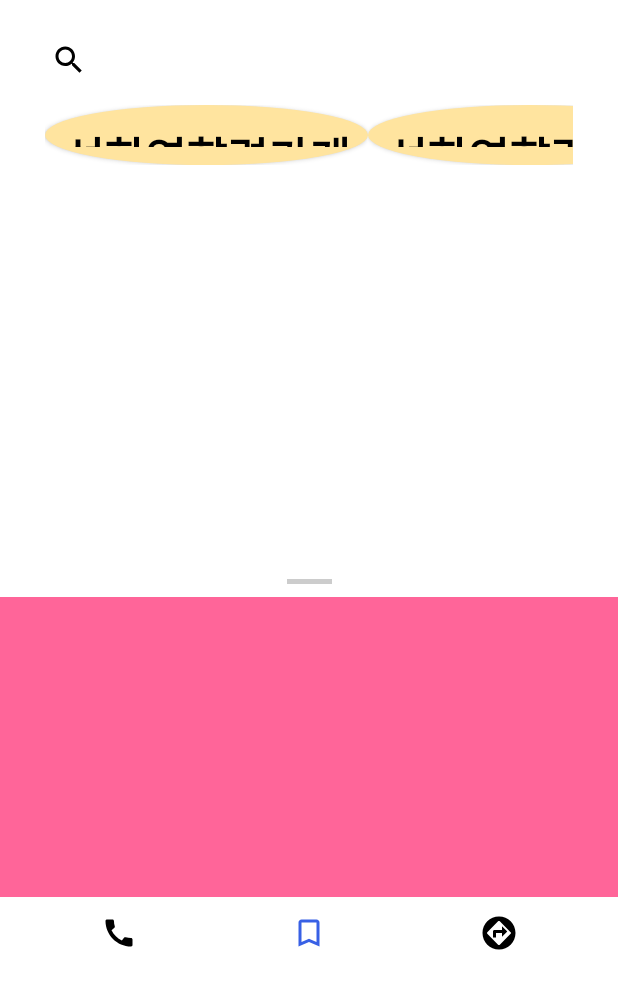
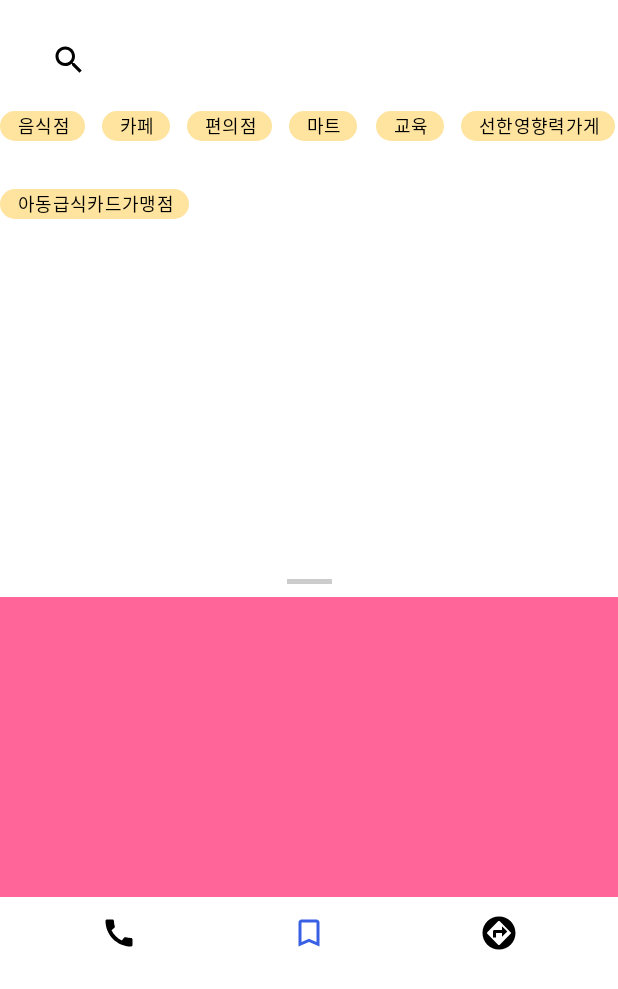
Before and after one commit to 2023-Ajou-Capstone-Design/dreame-android, an Android app: the layout activity_map.xml on its own in the app's theme, with its tools: preview values and no code run, on a phone screen of 412 x 824 dp. Shown: the top 989 px of the screen. Run offline under Robolectric (Android 15) with nearby library versions, the phone set to English and light mode, and no system bars; plain views replace MapView; network calls fail.

Commit message:
material chips on mapActivity

```diff
--- a/app/src/main/java/com/example/dreamixmlversion/data/repository/CategoryRepository.kt
+++ b/app/src/main/java/com/example/dreamixmlversion/data/repository/CategoryRepository.kt
@@ -1,6 +1,5 @@
 package com.example.dreamixmlversion.data.repository
 
-import com.example.dreamixmlversion.ui.map.CategoryItem
 
 //interface CategoryRepository {
 //
--- a/app/src/main/java/com/example/dreamixmlversion/data/repository/CategoryRepositoryImpl.kt
+++ b/app/src/main/java/com/example/dreamixmlversion/data/repository/CategoryRepositoryImpl.kt
@@ -1,6 +1,5 @@
 package com.example.dreamixmlversion.data.repository
 
-import com.example.dreamixmlversion.ui.map.CategoryItem
 import javax.inject.Inject
 
 //class CategoryRepositoryImpl @Inject constructor(
--- a/app/src/main/java/com/example/dreamixmlversion/ui/map/StoreAdapter.kt
+++ b/app/src/main/java/com/example/dreamixmlversion/ui/map/StoreAdapter.kt
@@ -5,7 +5,6 @@ import android.view.ViewGroup
 import androidx.recyclerview.widget.DiffUtil
 import androidx.recyclerview.widget.ListAdapter
 import androidx.recyclerview.widget.RecyclerView
-import com.example.dreamixmlversion.data.api.response.entity.StoreDataEntityItem
 import com.example.dreamixmlversion.data.api.response.entity.StoreDataForMarking
 import com.example.dreamixmlversion.databinding.ItemStoreBinding
 import dagger.hilt.android.scopes.ActivityScoped
--- a/app/src/main/java/com/example/dreamixmlversion/ui/map/uistate/DetailUiState.kt
+++ b/app/src/main/java/com/example/dreamixmlversion/ui/map/uistate/DetailUiState.kt
@@ -1,6 +1,5 @@
 package com.example.dreamixmlversion.ui.map.uistate
 
-import com.example.dreamixmlversion.ui.map.CategoryItem
 
 sealed class DetailUiState {
     object Uninitialized: DetailUiState()
--- a/app/src/main/res/drawable/shape_category.xml
+++ b/app/src/main/res/drawable/shape_category.xml
@@ -1,6 +1,6 @@
 <?xml version="1.0" encoding="utf-8"?>
 <shape xmlns:android="http://schemas.android.com/apk/res/android"
-    android:shape="oval">
+    android:shape="rectangle">
 
     <solid android:color="@color/category_background_color" />
 
@@ -8,4 +8,6 @@
         android:width="50dp"
         android:height="40dp" />
 
+    <corners android:radius="40dp"/>
+
 </shape>
--- a/app/src/main/res/layout/activity_map.xml
+++ b/app/src/main/res/layout/activity_map.xml
@@ -27,15 +27,125 @@
         android:paddingHorizontal="4dp"
         android:textColor="@color/black" />
 
-    <androidx.recyclerview.widget.RecyclerView
-        android:id="@+id/categoryRecyclerView"
-        android:layout_width="match_parent"
-        android:layout_height="40dp"
-        android:layout_marginHorizontal="30dp"
-        android:layout_marginTop="70dp"
+    <LinearLayout
+        android:layout_width="wrap_content"
+        android:layout_gravity="top"
         android:orientation="horizontal"
-        app:layoutManager="androidx.recyclerview.widget.LinearLayoutManager"
-        tools:listitem="@layout/item_category" />
+        android:layout_marginTop="60dp"
+        android:layout_height="wrap_content">
+
+        <com.google.android.material.chip.ChipGroup
+            android:id="@+id/chipGroup"
+            android:layout_width="wrap_content"
+            android:layout_height="wrap_content"
+            app:chipSpacingHorizontal="10dp"
+            app:chipSpacingVertical="4dp"
+            app:singleSelection="true">
+
+            <com.google.android.material.chip.Chip
+                android:id="@+id/foodChipButton"
+                style="@style/Widget.MaterialComponents.Chip.Choice"
+                android:layout_width="wrap_content"
+                android:layout_height="wrap_content"
+                android:text="음식점"
+                android:textColor="@color/black"
+                android:textSize="12sp"
+                app:chipBackgroundColor="@color/category_background_color"
+                app:chipEndPadding="4dp"
+                app:chipMinHeight="20dp"
+                app:chipStartPadding="4dp" />
+
+            <com.google.android.material.chip.Chip
+                android:id="@+id/cafeChipButton"
+                style="@style/Widget.MaterialComponents.Chip.Choice"
+                android:layout_width="wrap_content"
+                android:layout_height="wrap_content"
+                android:text="카페"
+                android:textColor="@color/black"
+                android:textSize="12sp"
+                app:chipBackgroundColor="@color/category_background_color"
+                app:chipEndPadding="4dp"
+                app:chipMinHeight="20dp"
+                app:chipStartPadding="4dp" />
+
+
+            <com.google.android.material.chip.Chip
+                android:id="@+id/convenienceStoreChipButton"
+                style="@style/Widget.MaterialComponents.Chip.Choice"
+                android:layout_width="wrap_content"
+                android:layout_height="wrap_content"
+                android:text="편의점"
+                android:textColor="@color/black"
+                android:textSize="12sp"
+                app:chipBackgroundColor="@color/category_background_color"
+                app:chipEndPadding="4dp"
+                app:chipMinHeight="20dp"
+                app:chipStartPadding="4dp" />
+
+            <com.google.android.material.chip.Chip
+                android:id="@+id/martChipButton"
+                style="@style/Widget.MaterialComponents.Chip.Choice"
+                android:layout_width="wrap_content"
+                android:layout_height="wrap_content"
+                android:text="마트"
+                android:textColor="@color/black"
+                android:textSize="12sp"
+                app:chipBackgroundColor="@color/category_background_color"
+                app:chipEndPadding="4dp"
+                app:chipMinHeight="20dp"
+                app:chipStartPadding="4dp" />
+
+            <com.google.android.material.chip.Chip
+                android:id="@+id/educationChipButton"
+                style="@style/Widget.MaterialComponents.Chip.Choice"
+                android:layout_width="wrap_content"
+                android:layout_height="wrap_content"
+                android:text="교육"
+                android:textColor="@color/black"
+                android:textSize="12sp"
+                app:chipBackgroundColor="@color/category_background_color"
+                app:chipEndPadding="4dp"
+                app:chipMinHeight="20dp"
+                app:chipStartPadding="4dp" />
+
+            <com.google.android.material.chip.Chip
+                android:id="@+id/goodInfluenceStoreChipButton"
+                style="@style/Widget.MaterialComponents.Chip.Choice"
+                android:layout_width="wrap_content"
+                android:layout_height="wrap_content"
+                android:text="선한영향력가게"
+                android:textColor="@color/black"
+                android:textSize="12sp"
+                app:chipBackgroundColor="@color/category_background_color"
+                app:chipEndPadding="4dp"
+                app:chipMinHeight="20dp"
+                app:chipStartPadding="4dp" />
+
+            <com.google.android.material.chip.Chip
+                android:id="@+id/franchiseeChipButton"
+                style="@style/Widget.MaterialComponents.Chip.Choice"
+                android:layout_width="wrap_content"
+                android:layout_height="wrap_content"
+                android:text="아동급식카드가맹점"
+                android:textColor="@color/black"
+                android:textSize="12sp"
+                app:chipBackgroundColor="@color/category_background_color"
+                app:chipEndPadding="4dp"
+                app:chipMinHeight="20dp"
+                app:chipStartPadding="4dp" />
+
+        </com.google.android.material.chip.ChipGroup>
+
+    </LinearLayout>
+
+<!--    <androidx.recyclerview.widget.RecyclerView-->
+<!--        android:id="@+id/categoryRecyclerView"-->
+<!--        android:orientation="horizontal"-->
+<!--        android:layout_marginTop="60dp"-->
+<!--        app:layoutManager="androidx.recyclerview.widget.LinearLayoutManager"-->
+<!--        tools:listitem="@layout/item_category"-->
+<!--        android:layout_width="0dp"-->
+<!--        android:layout_height="wrap_content"/>-->
 
     <ImageButton
         android:id="@+id/favoritesImageButton"
--- a/app/src/main/res/layout/item_category.xml
+++ b/app/src/main/res/layout/item_category.xml
@@ -14,7 +14,6 @@
         android:textColor="@color/black"
         android:textColorHighlight="@color/black"
         android:textSize="30sp"
-        android:textStyle="bold"
         app:layout_constraintBottom_toBottomOf="parent"
         app:layout_constraintEnd_toEndOf="parent"
         app:layout_constraintStart_toStartOf="parent"
```
Also changed, not shown: app/src/main/java/com/example/dreamixmlversion/data/api/DreameApi.kt (+13 -5 lines), app/src/main/java/com/example/dreamixmlversion/data/api/response/entity/StoreDataEntityItem.kt (+22 -14 lines), app/src/main/java/com/example/dreamixmlversion/data/api/response/entity/StoreDataForMarking.kt (deleted, +0 -11 lines), app/src/main/java/com/example/dreamixmlversion/data/api/response/entity/StoreResponse.kt (+6 -1 lines), app/src/main/java/com/example/dreamixmlversion/data/api/response/mapper/ResponseMapper.kt (+4 -6 lines), app/src/main/java/com/example/dreamixmlversion/data/repository/StoreRepository.kt (+9 -4 lines), app/src/main/java/com/example/dreamixmlversion/data/repository/StoreRepositoryImpl.kt (+12 -3 lines), app/src/main/java/com/example/dreamixmlversion/ui/map/MapActivity.kt (+28 -41 lines), app/src/main/java/com/example/dreamixmlversion/ui/map/StoreViewModel.kt (+12 -13 lines), app/src/main/java/com/example/dreamixmlversion/ui/map/uistate/CategoryUiState.kt (+15 -15 lines).
